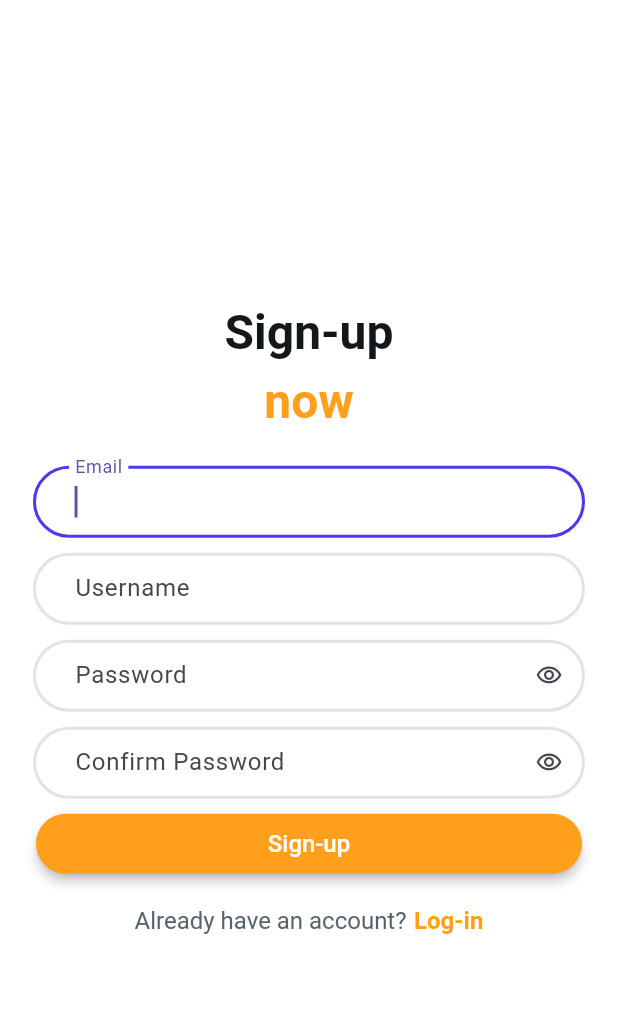
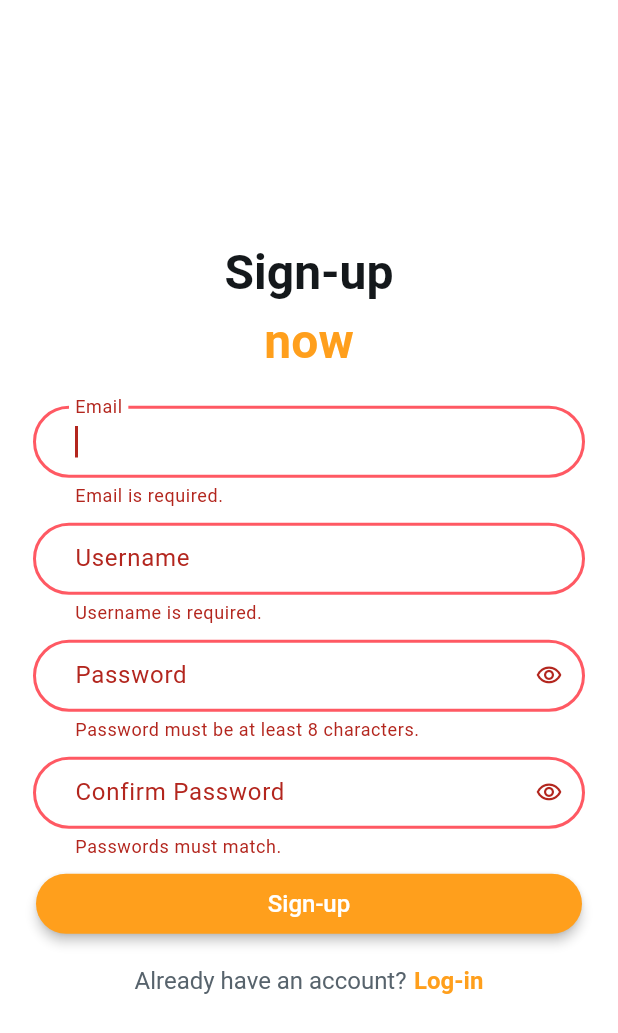
Before and after one commit to sevora/ramble, a Flutter app: the SignUpWidget screen opened directly with empty values, after a tap on "Sign-up", on a phone screen of 412 x 824 dp. Shown: the top 1033 px of the screen. Run offline on Flutter 3.47's test engine with Material 3 defaults, Android fonts, the phone set to English and light mode, and no system bars; drawn by our look-alikes of auto_size_text; our stand-ins replace cached_network_image, font_awesome_flutter, full_screen_image, google_fonts, image_picker, infinite_scroll_pagination.

Commit message:
Add Client Side Validation and Full Image View for Posts and Profile Pictures

```diff
--- a/clients/mobile/lib/views/pages/sign_up_widget.dart
+++ b/clients/mobile/lib/views/pages/sign_up_widget.dart
@@ -26,6 +26,7 @@ class _SignUpWidgetState extends State<SignUpWidget> {
 
   bool _passwordVisibility1 = true;
   bool _passwordVisibility2 = true;
+  final _formKey = GlobalKey<FormState>();
 
   @override
   void initState() {
@@ -39,6 +40,8 @@ class _SignUpWidgetState extends State<SignUpWidget> {
       backgroundColor: LightModeTheme().secondaryBackground,
       body: SafeArea(
         top: true,
+        child: Form(
+          key: _formKey,
           child: Align(
             alignment: const AlignmentDirectional(0.0, 0.0),
             child: Container(
@@ -108,9 +111,10 @@ class _SignUpWidgetState extends State<SignUpWidget> {
                                     8.0, 0.0, 8.0, 0.0),
                                 child: TextFormField(
                                   validator: (text) {
-                                  if (text != null && text.isNotEmpty) {
-                                    return "Email is required";
+                                    if (text == null || text.isEmpty){
+                                      return "Email is required.";
                                     }
+
                                     return null;
                                   },
 
@@ -177,8 +181,17 @@ class _SignUpWidgetState extends State<SignUpWidget> {
                                 child: TextFormField(
                                   validator: (text) {
                                     if (text != null && text.isNotEmpty) {
-                                    return "Username is required";
+                                      if (text.length < 4 || text.length > 25) {
+                                        return "Username must be between 4-25 characters.";
                                       }
+
+                                      if (!RegExp(r'^[a-zA-Z0-9]+$').hasMatch(text)) {
+                                        return "Username must be alphanumeric only.";
+                                      }
+                                    } else {
+                                      return "Username is required.";
+                                    }
+
                                     return null;
                                   },
                                   onChanged: (text) {
@@ -249,9 +262,14 @@ class _SignUpWidgetState extends State<SignUpWidget> {
                                     });
                                   },
                                   validator: (text) {
-                                  if (text != null && text.isNotEmpty) {
-                                    return "Password is required";
+                                    if (text != null && text.length < 8) {
+                                      return "Password must be at least 8 characters.";
                                     }
+
+                                    if (text == null || text.isEmpty) {
+                                      return "Password is required.";
+                                    }
+
                                     return null;
                                   },
                                   autofocus: true,
@@ -329,8 +347,8 @@ class _SignUpWidgetState extends State<SignUpWidget> {
                                     });
                                   },
                                   validator: (text) {
-                                  if (text != _password) {
-                                    return "Passwords must match";
+                                    if (_password.isEmpty || text != _password) {
+                                      return "Passwords must match.";
                                     }
                                     return null;
                                   },
@@ -404,10 +422,7 @@ class _SignUpWidgetState extends State<SignUpWidget> {
                                 child: ButtonWidget(
 
                                   onPressed: () async {
-                                  if (_username.isEmpty || _email.isEmpty || _password.isEmpty || _password != _confirmPassword) {
-                                    return null;
-                                  }
-
+                                    if (_formKey.currentState!.validate()) {
                                       // can add loading page here
                                       Navigator.push(context, MaterialPageRoute(builder: (context) => const LoadingScreen()));
                                       await _userController.signUp(username: _username, email: _email, password: _password);
@@ -431,6 +446,7 @@ class _SignUpWidgetState extends State<SignUpWidget> {
                                         );
                                       } else {
                                         // failed to sign up
+                                      }
                                     }
                                   },
                                   text: 'Sign-up',
@@ -523,6 +539,7 @@ class _SignUpWidgetState extends State<SignUpWidget> {
             ),
           ),
         ),
+      ),
     );
   }
 }
```
Also changed, not shown: clients/mobile/lib/views/pages/edit_profile_widget.dart (+34 -44 lines), clients/mobile/lib/views/pages/login_widget.dart (+19 -2 lines), clients/mobile/lib/views/pages/view_profile_widget.dart (+17 -2 lines), clients/mobile/lib/views/reusable/post_creator_widget.dart (+18 -12 lines), clients/mobile/lib/views/reusable/post_widget.dart (+7 -3 lines), clients/mobile/pubspec.yaml (+4 -3 lines), clients/mobile/pubspec.lock. Lines whose indentation alone changed are shown as unchanged.
